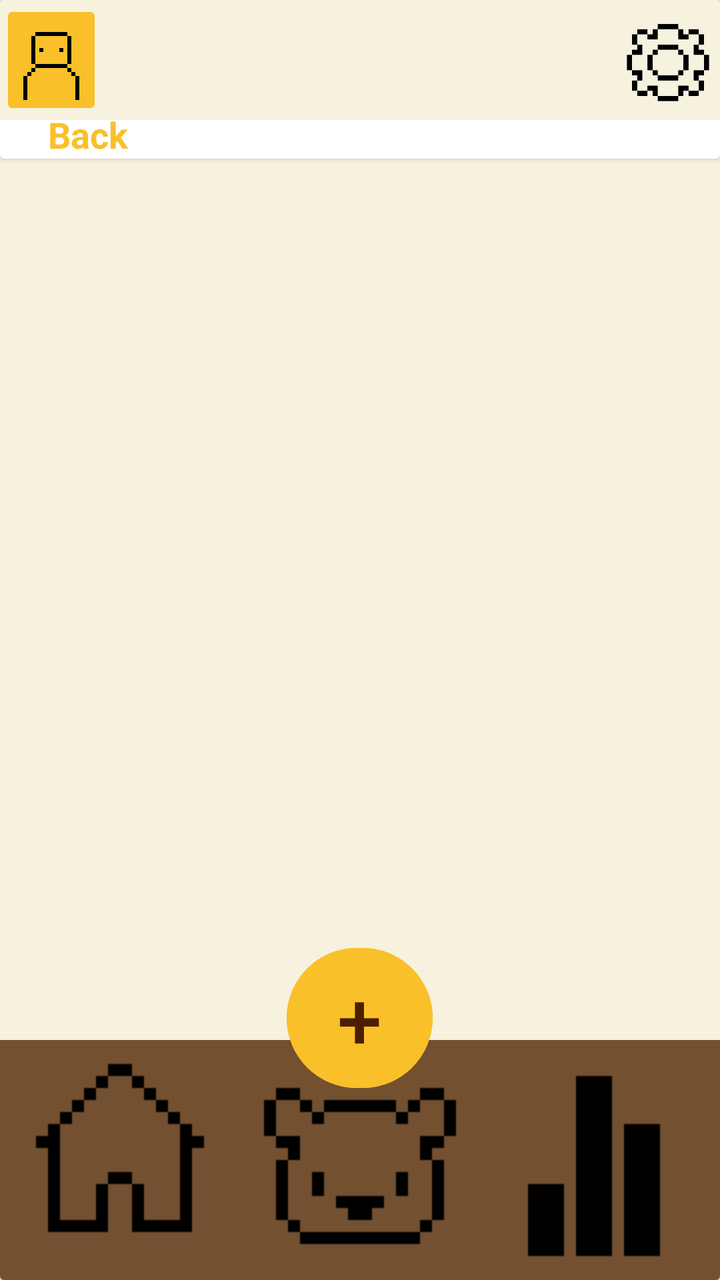
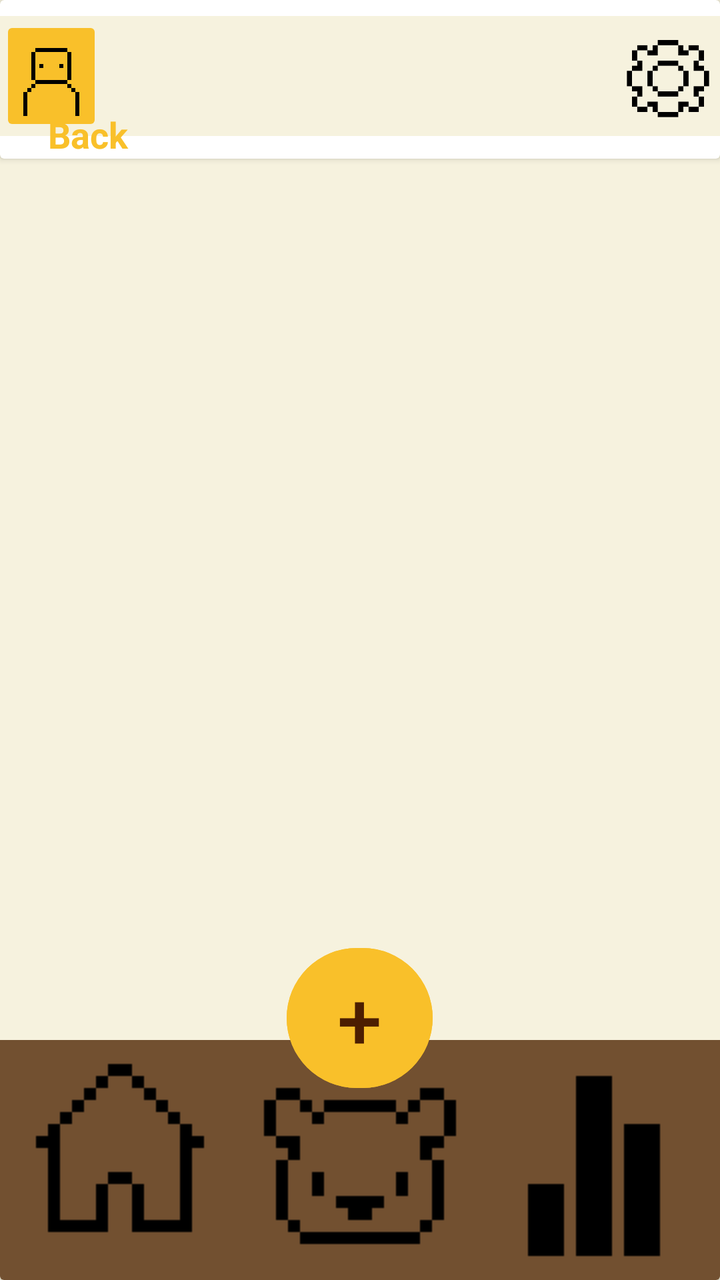

Screens rendered from an Android XML layout before and after an edit, with the pre-edit source and the edit as a unified diff.
<!-- AndroidManifest.xml: application theme Theme.BeeBudgetingLimited -->
<!-- res/layout/activity_view_all_home_screen.xml -->
<?xml version="1.0" encoding="utf-8"?>
<androidx.drawerlayout.widget.DrawerLayout xmlns:android="http://schemas.android.com/apk/res/android"
    xmlns:app="http://schemas.android.com/apk/res-auto"
    xmlns:tools="http://schemas.android.com/tools"
    android:id="@+id/main"
    android:layout_width="match_parent"
    android:layout_height="match_parent"
    android:rotation="0"
    android:rotationX="0"
    android:rotationY="0"
    tools:context=".HomeScreen"
    android:background="@color/Cream">

    <androidx.cardview.widget.CardView
        android:layout_width="match_parent"
        android:layout_height="wrap_content"
        app:cardBackgroundColor="@color/Cream">
        <LinearLayout
            android:layout_width="match_parent"
            android:layout_height="match_parent"
            android:orientation="vertical"
            android:background="@color/Cream">

            
            <androidx.cardview.widget.CardView
                android:layout_width="match_parent"
                android:layout_height="wrap_content" >

                <LinearLayout
                    android:id="@+id/topBar"
                    android:layout_width="match_parent"
                    android:layout_height="60dp"
                    android:orientation="horizontal"
                    android:background="@color/Cream">

                    <ImageButton
                        android:id="@+id/ProfileBtn"
                        android:layout_width="0dp"
                        android:layout_height="wrap_content"
                        android:layout_weight="0.2"
                        android:backgroundTint="@color/Bright_yellow"
                        android:scaleType="centerCrop"
                        app:srcCompat="@drawable/profileicon" />

                    <ImageView
                        android:id="@+id/imageView3"
                        android:layout_width="0dp"
                        android:layout_height="wrap_content"
                        android:layout_weight="1"
                        android:alpha="0"
                        app:srcCompat="@drawable/house" />

                    <ImageButton
                        android:id="@+id/Settingsbtn"
                        android:layout_width="0dp"
                        android:layout_height="match_parent"
                        android:layout_weight="0.2"
                        android:background="@android:color/transparent"
                        android:scaleType="fitCenter"
                        app:srcCompat="@drawable/cogicon" />

                </LinearLayout>

                <TextView
                    android:id="@+id/tvBack"
                    android:layout_width="50dp"
                    android:layout_height="wrap_content"
                    android:text="Back"
                    android:textColor="@color/Bright_yellow"
                    android:textSize="18sp"
                    android:textStyle="bold"
                    android:clickable="true"
                    android:focusable="true"
                    android:background="?attr/selectableItemBackground"
                    android:layout_marginStart="24dp"
                    android:layout_marginTop="55dp" />
            </androidx.cardview.widget.CardView>

            

            
            <androidx.recyclerview.widget.RecyclerView
                android:id="@+id/rvAllTransactions"
                android:layout_width="match_parent"
                android:layout_height="0dp"
                android:layout_weight="1"
                android:layout_marginHorizontal="16dp"
                android:layout_marginTop="10dp"
                android:layout_marginBottom="170dp"
                android:clipToPadding="false"
                tools:listitem="@layout/item_transaction" />

        </LinearLayout>

        <LinearLayout
            android:layout_width="match_parent"
            android:layout_height="519dp"
            android:orientation="vertical">

        </LinearLayout>

        <RelativeLayout
            android:id="@+id/bottomBar"
            android:layout_width="match_parent"
            android:layout_height="170dp"
            android:layout_gravity="bottom">

            <LinearLayout
                android:layout_width="match_parent"
                android:layout_height="match_parent"
                android:gravity="bottom"
                android:orientation="horizontal">

                <ImageButton
                    android:id="@+id/Homebtn"
                    android:layout_width="wrap_content"
                    android:layout_height="wrap_content"
                    android:layout_weight="1"
                    android:background="#725030"
                    app:srcCompat="@drawable/houseicon" />

                <ImageButton
                    android:id="@+id/Barrybtn"
                    android:layout_width="wrap_content"
                    android:layout_height="wrap_content"
                    android:layout_weight="1"
                    android:background="#725030"
                    app:srcCompat="@drawable/bearicon" />

                <ImageButton
                    android:id="@+id/Analyticsbtn"
                    android:layout_width="wrap_content"
                    android:layout_height="wrap_content"
                    android:layout_weight="1"
                    android:background="#725030"
                    app:srcCompat="@drawable/analyticsicon" />

            </LinearLayout>

            <Button
                android:id="@+id/Addbtn"
                android:layout_width="73dp"
                android:layout_height="78dp"
                android:layout_centerHorizontal="true"
                android:layout_marginTop="0dp"

                android:backgroundTint="@color/Bright_yellow"
                android:text="+"
                android:textColor="@color/Dark_brown"
                android:textColorLink="#f2c560"
                android:textSize="40dp" />

        </RelativeLayout>

    </androidx.cardview.widget.CardView>
</androidx.drawerlayout.widget.DrawerLayout>
<!-- res/layout/item_transaction.xml (included above) -->
<?xml version="1.0" encoding="utf-8"?>
<androidx.cardview.widget.CardView xmlns:android="http://schemas.android.com/apk/res/android"
    xmlns:app="http://schemas.android.com/apk/res-auto"
    android:layout_width="match_parent"
    android:layout_height="wrap_content"
    android:layout_marginVertical="4dp"
    android:layout_marginHorizontal="5dp"
    app:cardBackgroundColor="@color/Gray_brown"
    app:cardCornerRadius="16dp"
    app:cardElevation="0dp">

    <RelativeLayout
        android:layout_width="match_parent"
        android:layout_height="wrap_content"
        android:padding="16dp">

        
        <TextView
            android:id="@+id/tvCategoryTitle"
            android:layout_width="wrap_content"
            android:layout_height="wrap_content"
            android:text="Dining out"
            android:textColor="@android:color/white"
            android:textSize="16sp"
            android:textStyle="bold" />

        
        <TextView
            android:id="@+id/tvTransactionNote"
            android:layout_width="wrap_content"
            android:layout_height="wrap_content"
            android:layout_below="@id/tvCategoryTitle"
            android:layout_marginTop="2dp"
            android:text="Note: Gift for mom"
            android:textColor="#C5B395"
            android:textSize="12sp"
            android:visibility="gone" />

        
        <TextView
            android:id="@+id/tvTransactionAmount"
            android:layout_width="wrap_content"
            android:layout_height="wrap_content"
            android:layout_alignParentEnd="true"
            android:layout_centerVertical="true"
            android:text="-R250"
            android:textColor="@color/Bright_yellow"
            android:textSize="18sp"
            android:textStyle="bold" />

    </RelativeLayout>
</androidx.cardview.widget.CardView>
<!-- resources referenced by this layout -->
<resources>
  <color name="Bright_yellow">#f9c02a</color>
  <color name="Cream">#f6f2de</color>
  <color name="Dark_brown">#4c1e01</color>
  <color name="Gray_brown">#725030</color>
  <!-- drawable analyticsicon: png bitmap (drawable, 346 bytes) -->
  <!-- drawable bearicon: png bitmap (drawable, 423 bytes) -->
  <!-- drawable cogicon: png bitmap (drawable, 702 bytes) -->
  <!-- drawable house: png bitmap (drawable, 413934 bytes) -->
  <!-- drawable houseicon: png bitmap (drawable, 405 bytes) -->
  <!-- drawable profileicon: png bitmap (drawable, 471 bytes) -->
  <style name="Theme.BeeBudgetingLimited" parent="Base.Theme.BeeBudgetingLimited" />
  <style name="Base.Theme.BeeBudgetingLimited" parent="Theme.Material3.DayNight.NoActionBar">
          
          
      </style>
</resources>

<!-- the commit's change to res/layout/activity_view_all_home_screen.xml (unified diff, before → after) -->
@@ -30,8 +30,9 @@
                     android:id="@+id/topBar"
                     android:layout_width="match_parent"
                     android:layout_height="60dp"
-                    android:orientation="horizontal"
-                    android:background="@color/Cream">
+                    android:layout_marginVertical="8dp"
+                    android:background="@color/Cream"
+                    android:orientation="horizontal">
 
                     <ImageButton
                         android:id="@+id/ProfileBtn"
